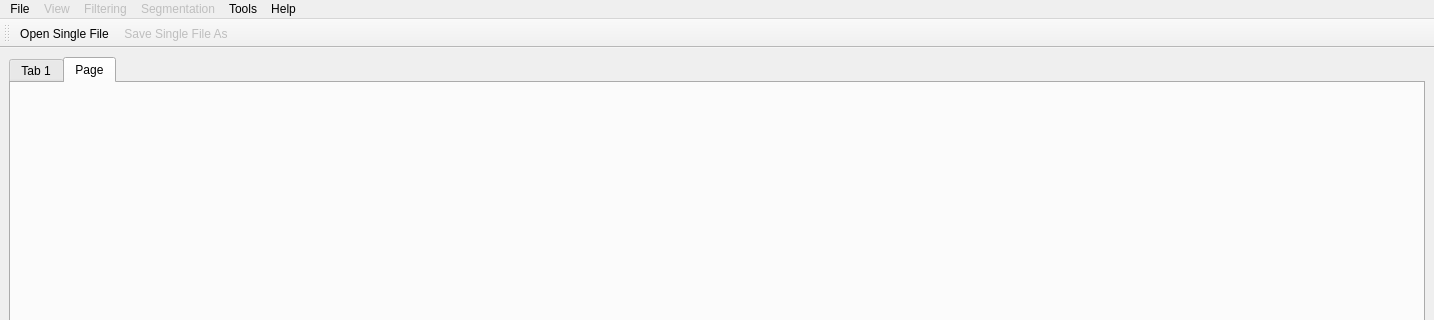
Old version of the form branches/GoFigure2Beta/Code/GUI/src/go.ui in the repository gofigure2/GoFigure2; both pictures show x 0 to 1434 and y 0 to 320 of the 1434 by 826 pixel window.
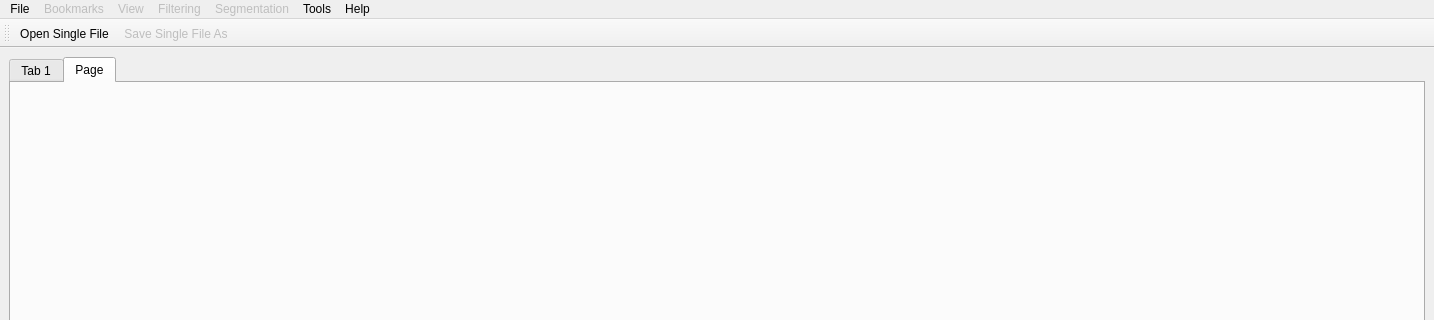
New version of the form. Icons and pictures are not drawn.

Commit message: add bookmark dialog. still problem with muli index container and contour when using gofigure. will have to track back when it occured for the first time.

What changed in the file:
```diff
--- a/branches/GoFigure2Beta/Code/GUI/src/go.ui
+++ b/branches/GoFigure2Beta/Code/GUI/src/go.ui
@@ -59,7 +59,7 @@
      <x>0</x>
      <y>0</y>
      <width>1434</width>
-     <height>23</height>
+     <height>22</height>
     </rect>
    </property>
    <widget class="QMenu" name="menuFile">
@@ -151,7 +151,19 @@
     </property>
     <addaction name="actionSnapshot"/>
    </widget>
+   <widget class="QMenu" name="menuBookmarks">
+    <property name="enabled">
+     <bool>false</bool>
+    </property>
+    <property name="title">
+     <string>Bookmarks</string>
+    </property>
+    <addaction name="actionAdd_Bookmark"/>
+    <addaction name="actionManage_Bookmarks"/>
+    <addaction name="separator"/>
+   </widget>
    <addaction name="menuFile"/>
+   <addaction name="menuBookmarks"/>
    <addaction name="menuView"/>
    <addaction name="menuFiltering"/>
    <addaction name="menuSegmentation"/>
```
Left out of the diff: 18 changed lines with no effect on the pictures. The commit also changes 5 other files.
